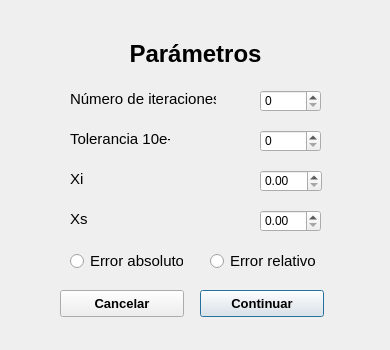
Old version of the form UI/biseccion.ui in the repository dhoyoso/AnalisisNumerico.
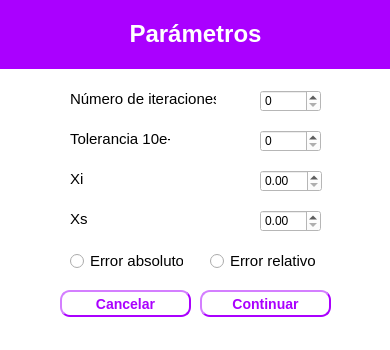
New version of the form.

What changed in the file:
```diff
--- a/UI/biseccion.ui
+++ b/UI/biseccion.ui
@@ -13,19 +13,9 @@
   <property name="windowTitle">
    <string>Dialog</string>
   </property>
-  <widget class="QLabel" name="label">
-   <property name="geometry">
-    <rect>
-     <x>0</x>
-     <y>40</y>
-     <width>391</width>
-     <height>29</height>
-    </rect>
-   </property>
-   <property name="text">
-    <string>&lt;html&gt;&lt;head/&gt;&lt;body&gt;&lt;p align=&quot;center&quot;&gt;&lt;span style=&quot; font-size:18pt; font-weight:600;&quot;&gt;Parámetros&lt;/span&gt;&lt;/p&gt;&lt;/body&gt;&lt;/html&gt;</string>
-   </property>
-  </widget>
+  <property name="styleSheet">
+   <string notr="true">background-color: rgb(255, 255, 255);</string>
+  </property>
   <widget class="QDoubleSpinBox" name="xi">
    <property name="geometry">
     <rect>
@@ -91,17 +81,27 @@
     <rect>
      <x>200</x>
      <y>290</y>
-     <width>124</width>
+     <width>131</width>
      <height>27</height>
     </rect>
    </property>
    <property name="font">
     <font>
-     <pointsize>10</pointsize>
+     <pointsize>-1</pointsize>
      <weight>75</weight>
+     <italic>false</italic>
      <bold>true</bold>
     </font>
    </property>
+   <property name="styleSheet">
+    <string notr="true">color: rgb(170, 0, 255);
+	border-width: 2px;
+    border-style: outset;
+    border-radius: 10px;
+    border-color:rgb(170, 0, 255);
+    font: bold 14px;
+    padding: 6px;</string>
+   </property>
    <property name="text">
     <string>Continuar</string>
    </property>
@@ -121,17 +121,28 @@
     <rect>
      <x>60</x>
      <y>290</y>
-     <width>124</width>
+     <width>131</width>
      <height>27</height>
     </rect>
    </property>
    <property name="font">
     <font>
-     <pointsize>10</pointsize>
+     <pointsize>-1</pointsize>
      <weight>75</weight>
+     <italic>false</italic>
      <bold>true</bold>
     </font>
    </property>
+   <property name="styleSheet">
+    <string notr="true">color: rgb(170, 0, 255);
+	border-width: 2px;
+    border-style: outset;
+    border-radius: 10px;
+    border-color:rgb(170, 0, 255);
+    font: bold 14px;
+ 
+    padding: 6px;</string>
+   </property>
    <property name="text">
     <string>Cancelar</string>
    </property>
@@ -222,6 +233,22 @@
     </rect>
    </property>
   </widget>
+  <widget class="QLabel" name="label_2">
+   <property name="geometry">
+    <rect>
+     <x>0</x>
+     <y>0</y>
+     <width>391</width>
+     <height>69</height>
+    </rect>
+   </property>
+   <property name="styleSheet">
+    <string notr="true">background-color: rgb(170, 0, 255);</string>
+   </property>
+   <property name="text">
+    <string>&lt;html&gt;&lt;head/&gt;&lt;body&gt;&lt;p align=&quot;center&quot;&gt;&lt;span style=&quot; font-size:18pt; font-weight:600; color:#ffffff;&quot;&gt;Parámetros&lt;/span&gt;&lt;/p&gt;&lt;/body&gt;&lt;/html&gt;</string>
+   </property>
+  </widget>
  </widget>
  <resources/>
  <connections/>
```
